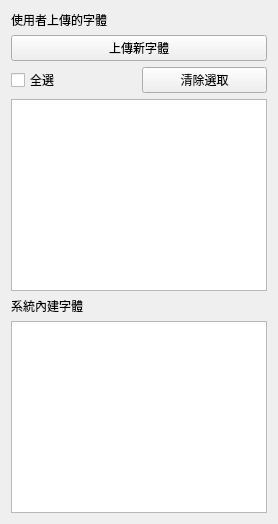
This is ui/components/font_manager.ui in HuangNO1/stellar-neo as Qt 5 draws it before an edit. The edited form follows.
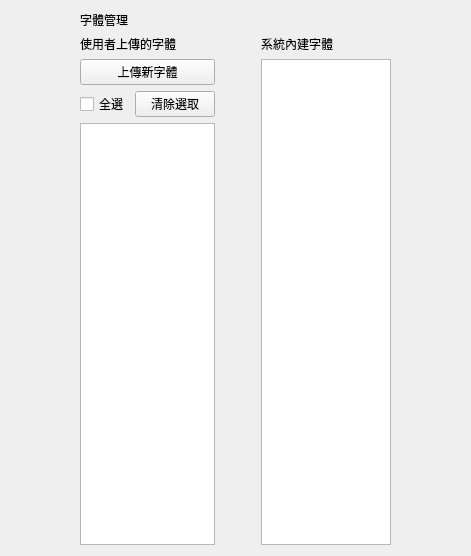
This is the edited form. Custom widgets are drawn as their Qt base class.

Commit message: fix: 修復font管理的排版與國際化

The edit to the form file:
```diff
--- a/ui/components/font_manager.ui
+++ b/ui/components/font_manager.ui
@@ -2,7 +2,35 @@
 <ui version="4.0">
  <class>FontManager</class>
  <widget class="QWidget" name="FontManager">
+  <property name="geometry">
+   <rect>
+    <x>0</x>
+    <y>0</y>
+    <width>471</width>
+    <height>556</height>
+   </rect>
+  </property>
   <layout class="QVBoxLayout" name="verticalLayout">
+   <property name="leftMargin">
+    <number>80</number>
+   </property>
+   <property name="rightMargin">
+    <number>80</number>
+   </property>
+   <item>
+    <widget class="TitleLabel" name="title_label">
+     <property name="text">
+      <string>字體管理</string>
+     </property>
+    </widget>
+   </item>
+   <item>
+    <layout class="QHBoxLayout" name="horizontalLayout_main">
+     <item>
+      <layout class="QVBoxLayout" name="verticalLayout_user">
+       <property name="rightMargin">
+        <number>20</number>
+       </property>
    <item>
     <widget class="SubtitleLabel" name="userFontTitle">
      <property name="text"><string>使用者上傳的字體</string></property>
@@ -30,6 +58,13 @@
    <item>
     <widget class="ListWidget" name="user_font_list_widget"/>
    </item>
+      </layout>
+     </item>
+     <item>
+      <layout class="QVBoxLayout" name="verticalLayout_system">
+       <property name="leftMargin">
+        <number>20</number>
+       </property>
    <item>
     <widget class="SubtitleLabel" name="systemFontTitle">
      <property name="text"><string>系統內建字體</string></property>
@@ -39,6 +74,10 @@
     <widget class="ListWidget" name="system_font_list_widget"/>
    </item>
   </layout>
+     </item>
+    </layout>
+   </item>
+  </layout>
  </widget>
  <customwidgets>
   <customwidget>
@@ -46,11 +85,6 @@
    <extends>QListWidget</extends>
    <header>qfluentwidgets</header>
   </customwidget>
-  <customwidget>
-   <class>TitleLabel</class>
-   <extends>QLabel</extends>
-   <header>qfluentwidgets</header>
-  </customwidget>
   <customwidget>
    <class>SubtitleLabel</class>
    <extends>QLabel</extends>
@@ -66,5 +100,15 @@
    <extends>QPushButton</extends>
    <header>qfluentwidgets</header>
   </customwidget>
+  <customwidget>
+   <class>TitleLabel</class>
+   <extends>QLabel</extends>
+   <header>qfluentwidgets</header>
+  </customwidget>
+  <customwidget>
+   <class>PushButton</class>
+   <extends>QPushButton</extends>
+   <header>qfluentwidgets</header>
+  </customwidget>
  </customwidgets>
  </ui>
```
Left out of the diff: 24 changed lines with no effect on the pictures. Lines whose indentation alone changed are shown as unchanged. The commit also changes 7 other files.
